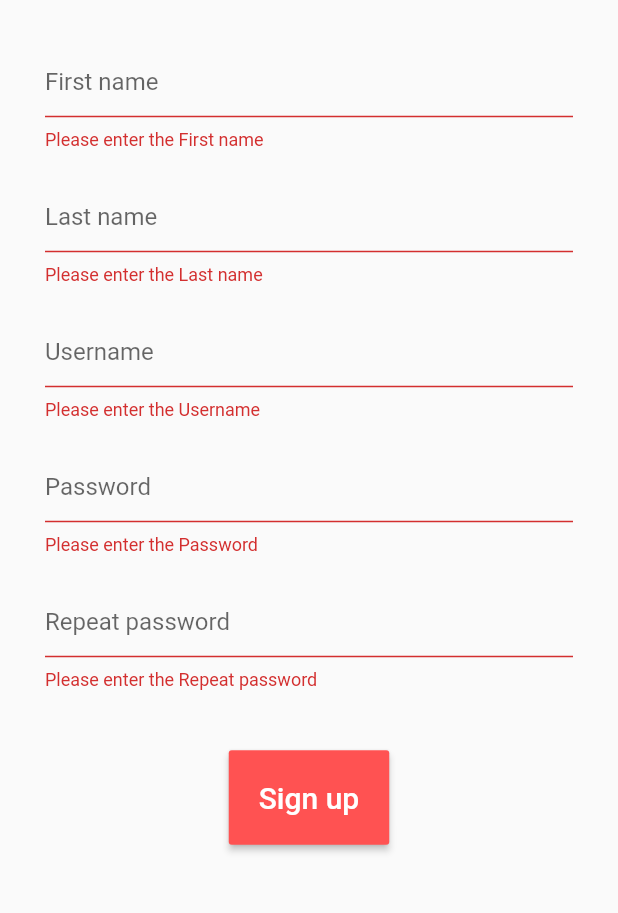
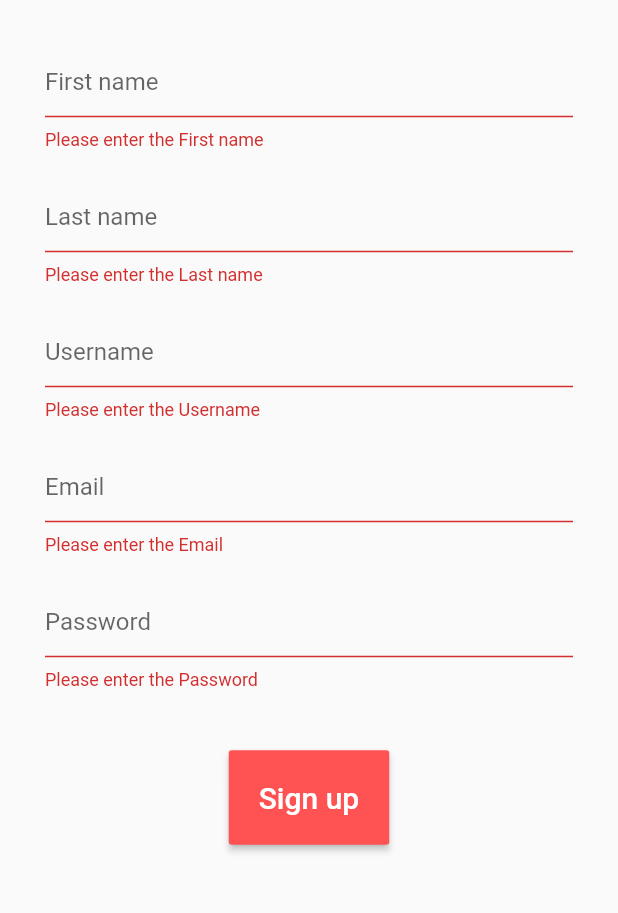
Before and after one commit to ScrubMasters/protect-me-mobile, a Flutter app: the SignupPage screen opened by its route, after a tap on "Sign up", on a phone screen of 412 x 824 dp, the part 263-1176 px from its top. Run offline on Flutter 3.47's test engine with Material 2 defaults, Android fonts, the phone set to English and light mode, and no system bars.

```diff
--- a/lib/models/user.dart
+++ b/lib/models/user.dart
@@ -1,4 +1,5 @@
 class User {
+  final String id;
   final String firstName;
   final String lastName;
   final String username;
@@ -7,13 +8,31 @@ class User {
   final String password;
   final String email;
   final String token;
+  final String role;
 
-  User({this.firstName = "",
+  User({this.id = "",
+        this.firstName = "",
         this.lastName = "",
         this.username = "",
         this.displayName = "",
         this.avatar = "",
         this.password = "",
         this.email = "",
-        this.token = ""});
+        this.token = "",
+        this.role = ""});
+
+  static User fromJson(dynamic json, String token) {
+    return User(
+      id: json["_id"],
+      firstName: json["firstName"],
+      lastName: json["lastName"],
+      username: json["username"],
+      displayName: json["displayName"],
+      avatar: json["userImage"],
+      password: json["password"],
+      email: json["email"],
+      token: token,
+      role: json["userRole"]
+    );
+  }
 }
--- a/lib/pages/signup_page/signup_page.dart
+++ b/lib/pages/signup_page/signup_page.dart
@@ -1,5 +1,6 @@
 
 import 'package:flutter/material.dart';
+import 'package:protect_me_mobile/services/auth_service.dart';
 import 'package:protect_me_mobile/widgets/text_field.dart';
 
 class SignupPage extends StatefulWidget {
@@ -13,6 +14,7 @@ class _SignupPageState extends State<SignupPage> {
   String firstName;
   String lastName;
   String username;
+  String email;
   String password;
   String password1;
 
@@ -42,8 +44,8 @@ class _SignupPageState extends State<SignupPage> {
                       ProtectMeTextField(name:"First name", onValid: (value) => this.firstName = value),
                       ProtectMeTextField(name: "Last name", onValid: (value) => this.lastName = value),
                       ProtectMeTextField(name: "Username", onValid: (value) => this.username = value),
+                      ProtectMeTextField(name: "Email", onValid: (value) => this.email = value),
                       ProtectMeTextField(name:"Password", onValid: (value) => this.password = value),
-                      ProtectMeTextField(name: "Repeat password", onValid: (value) => this.password1 = value),
                       Padding(
                         padding: EdgeInsets.symmetric(vertical: 30),
                         child: RaisedButton(
@@ -52,6 +54,16 @@ class _SignupPageState extends State<SignupPage> {
                             if (_formKey.currentState.validate()) {
                               Scaffold.of(context)
                                   .showSnackBar(SnackBar(content: Text('Processing Data')));
+                            AuthService().signUp({
+                              "firstName": firstName,
+                              "lastName": lastName,
+                              "username": username,
+                              "password": password,
+                              "email": email,
+                              "userRole": "Children"
+                            }).then(
+                              (user) => print(user)
+                            );
                             }
                           },
                           color: Colors.redAccent,
```
Also changed, not shown: lib/pages/login_page/login_page.dart (+12 -1 lines), lib/services/auth_service.dart (+10 -4 lines).
